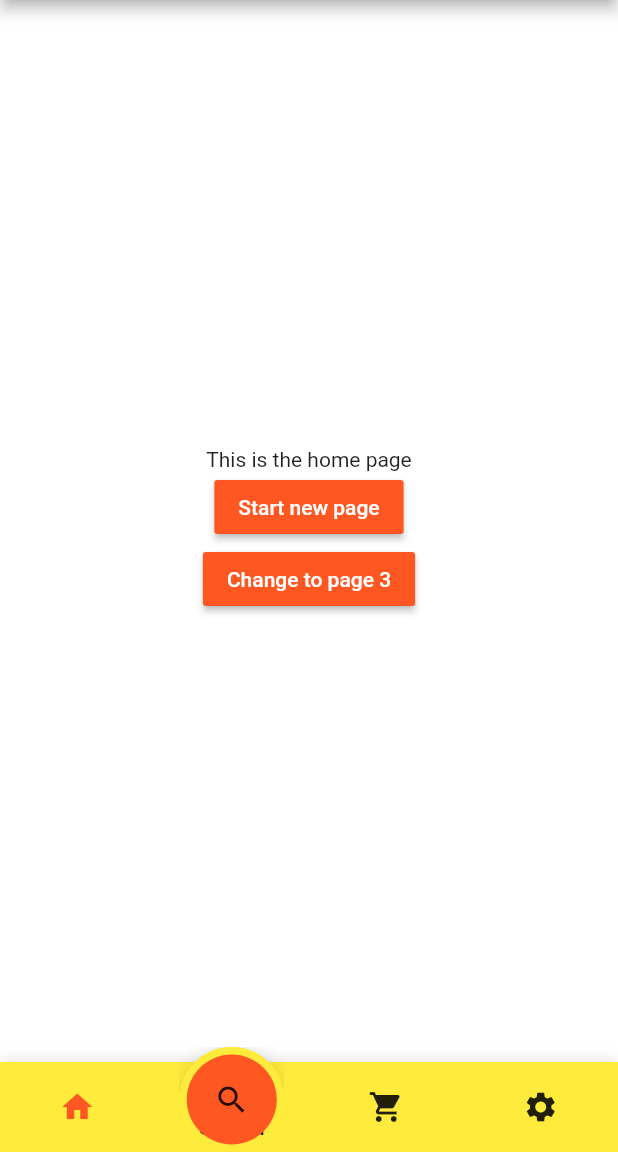
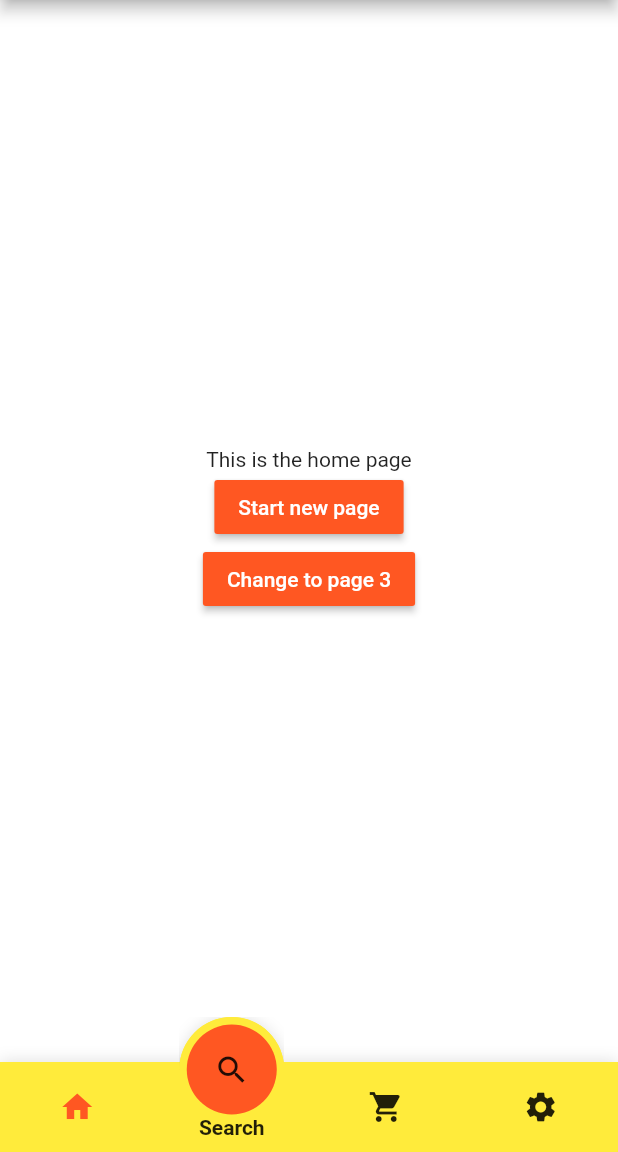
Before and after one commit to jinosh05/fancy_bottom_navigation_plus, a Flutter app: the screen it shows after launch, on a phone screen of 412 x 824 dp, the part 84-1236 px from its top. Run offline on Flutter 3.47's test engine with Material 2 defaults, Android fonts, the phone set to English and light mode, and no system bars.

Commit message:
Final Beta version prepared

```diff
--- a/lib/fancy_bottom_navigation2.dart
+++ b/lib/fancy_bottom_navigation2.dart
@@ -16,6 +16,7 @@ class FancyBottomNavigation2 extends StatefulWidget {
     this.shadowRadius = 10,
     this.circleColor,
     this.titleStyle,
+    this.circleOutline = 10,
   })  : assert(tabs.length > 1 && tabs.length < 5),
         super(key: key);
 
@@ -23,7 +24,7 @@ class FancyBottomNavigation2 extends StatefulWidget {
   final Color? barBackgroundColor, circleColor;
   final int initialSelection;
   final Function(int position) onTabChangedListener;
-  final double barheight, circleRadius, shadowRadius;
+  final double barheight, circleRadius, shadowRadius, circleOutline;
   final List<TabData> tabs;
   final TextStyle? titleStyle;
 
@@ -155,15 +156,23 @@ class FancyBottomNavigation2State extends State<FancyBottomNavigation2> {
         //
 
         Positioned.fill(
-          top: -10,
+          top: -(widget.circleRadius +
+                  widget.shadowRadius +
+                  widget.circleOutline) /
+              2,
           child: AnimatedAlign(
             duration: Duration(milliseconds: widget.animDuration),
             curve: Curves.easeOut,
             alignment: Alignment(_circleAlignX, 1),
+            child: Padding(
+              padding: EdgeInsets.only(
+                bottom: (widget.circleRadius / 2) - widget.shadowRadius,
+              ),
               child: FractionallySizedBox(
                 widthFactor: 1 / widget.tabs.length,
-              child: InkWell(
-                onTap: widget.tabs[currentSelected].onclick as void Function()?,
+                child: GestureDetector(
+                  onTap:
+                      widget.tabs[currentSelected].onclick as void Function()?,
                   child: Stack(alignment: Alignment.center, children: [
                     //
                     //  Part of the Semicircle ARC with shadow
@@ -221,6 +230,7 @@ class FancyBottomNavigation2State extends State<FancyBottomNavigation2> {
                 ),
               ),
             ),
+          ),
         )
       ],
     );
```
Lines whose indentation alone changed are shown as unchanged.
